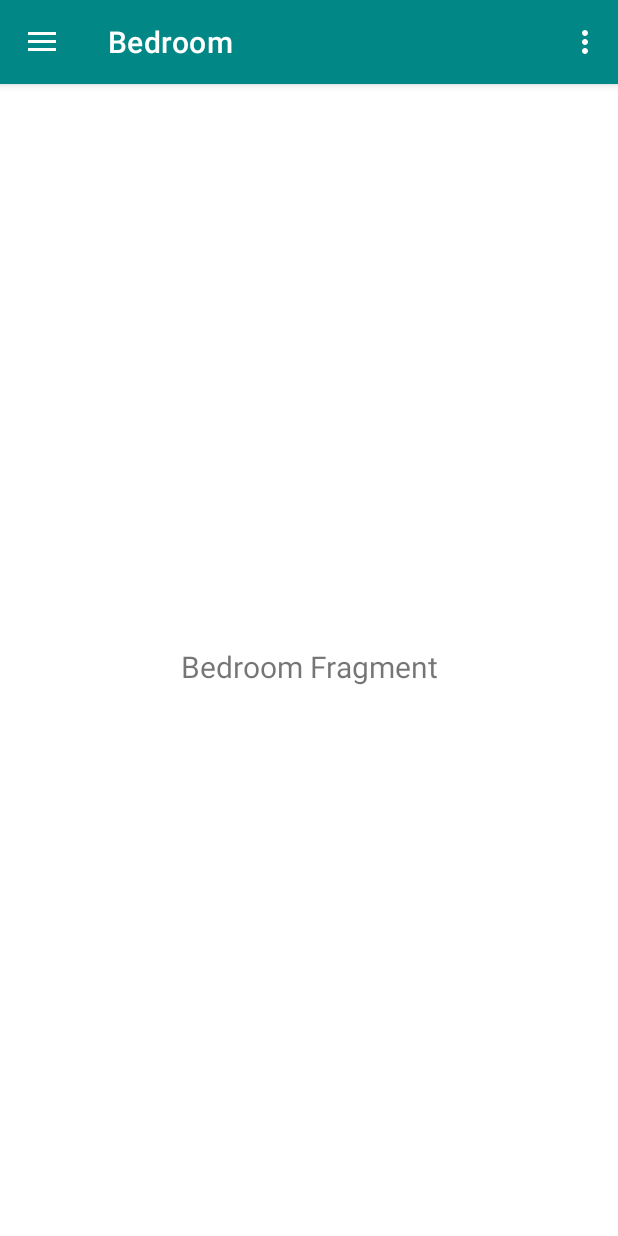
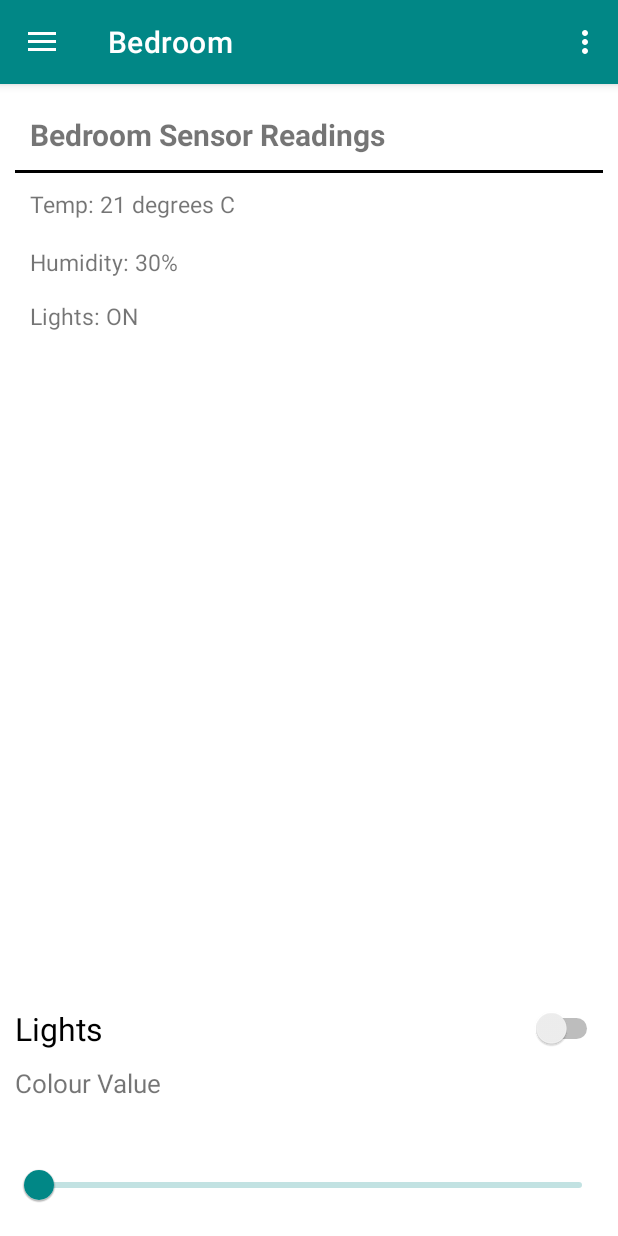
Before and after one commit to naveenKumar5935/smartHomeAutomation, an Android app: the screen it shows after launch (MainActivity), in the side drawer, after a tap on "Bedroom", on a phone screen of 412 x 824 dp. Run offline under Robolectric (Android 15) with nearby library versions, the phone set to English and light mode, and no system bars; our stand-ins replace navigation-ui.

Commit message:
Bedroom fragment layout Added updatable text (dummy values for now) Added switch for light control Added slider for light hue control

```diff
--- a/smartHomeApp/src/main/java/ca/theautomators/it/smarthomeautomation/ui/bedroom/BedroomFragment.java
+++ b/smartHomeApp/src/main/java/ca/theautomators/it/smarthomeautomation/ui/bedroom/BedroomFragment.java
@@ -15,15 +15,21 @@ import android.widget.TextView;
 import androidx.annotation.NonNull;
 import androidx.fragment.app.Fragment;
 
+import org.w3c.dom.Text;
+
 import ca.theautomators.it.smarthomeautomation.R;
 
 public class BedroomFragment extends Fragment {
 
+    private String bedroomData;
 
     public View onCreateView(@NonNull LayoutInflater inflater,
                              ViewGroup container, Bundle savedInstanceState) {
         View root = inflater.inflate(R.layout.fragment_bedroom, container, false);
-        final TextView textView = root.findViewById(R.id.text_home);
+        bedroomData = "Temp: 21 degrees C\nHumidity: 30%\nLights: ON";
+
+        TextView dataText = (TextView) root.findViewById(R.id.bedroom_data);
+        dataText.setText(bedroomData);
         return root;
     }
 }
--- a/smartHomeApp/src/main/res/layout/fragment_bedroom.xml
+++ b/smartHomeApp/src/main/res/layout/fragment_bedroom.xml
@@ -1,23 +1,59 @@
 <?xml version="1.0" encoding="utf-8"?>
-<androidx.constraintlayout.widget.ConstraintLayout xmlns:android="http://schemas.android.com/apk/res/android"
+<RelativeLayout xmlns:android="http://schemas.android.com/apk/res/android"
     xmlns:app="http://schemas.android.com/apk/res-auto"
     xmlns:tools="http://schemas.android.com/tools"
     android:layout_width="match_parent"
     android:layout_height="match_parent"
-    tools:context=".ui.bedroom.BedroomFragment">
+    tools:context=".ui.bedroom.BedroomFragment"
+    android:padding="10dp">
 
     <TextView
-        android:id="@+id/text_home"
+        android:id="@+id/bedroom_data_title"
         android:layout_width="match_parent"
         android:layout_height="wrap_content"
-        android:layout_marginStart="8dp"
-        android:layout_marginTop="8dp"
-        android:layout_marginEnd="8dp"
-        android:textAlignment="center"
+        android:gravity="left"
         android:textSize="20sp"
-        app:layout_constraintBottom_toBottomOf="parent"
-        app:layout_constraintEnd_toEndOf="parent"
-        app:layout_constraintStart_toStartOf="parent"
-        app:layout_constraintTop_toTopOf="parent"
-        android:text="@string/bedroom_fragment"/>
-</androidx.constraintlayout.widget.ConstraintLayout>
+        android:padding="10dp"
+        android:text="@string/bedroom_sensor_readings"
+        android:textStyle="bold"/>
+
+    <View
+        android:id="@+id/horizontal_line"
+        android:layout_width="match_parent"
+        android:layout_height="2dp"
+        android:background="#000000"
+        android:layout_below="@+id/bedroom_data_title"/>
+
+    <TextView
+        android:id="@+id/bedroom_data"
+        android:layout_width="match_parent"
+        android:layout_height="wrap_content"
+        android:layout_below="@+id/horizontal_line"
+        android:gravity="left"
+        android:lineSpacingMultiplier="2"
+        android:padding="10dp"
+        android:textSize="15sp" />
+    <Switch
+        android:id="@+id/light_switch"
+        android:layout_width="match_parent"
+        android:layout_height="wrap_content"
+        android:text="Lights"
+        android:textSize="21sp"
+        android:layout_above="@+id/slider_title"
+        android:layout_marginTop="40dp"/>
+    <TextView
+        android:id="@+id/slider_title"
+        android:layout_width="match_parent"
+        android:layout_height="wrap_content"
+        android:layout_above="@+id/slider"
+        android:text="Colour Value"
+        android:gravity="left"
+        android:textSize="17sp"
+        android:layout_marginTop="10dp"/>
+    <com.google.android.material.slider.Slider
+        android:id="@+id/slider"
+        android:layout_width="match_parent"
+        android:layout_height="wrap_content"
+        app:labelBehavior="withinBounds"
+        android:layout_alignParentBottom="true"/>
+</RelativeLayout>
--- a/smartHomeApp/src/main/res/values/strings.xml
+++ b/smartHomeApp/src/main/res/values/strings.xml
@@ -63,4 +63,5 @@
     <string name="bedroom">Bedroom</string>
     <string name="living_room">Living Room</string>
     <string name="settings">Settings</string>
+    <string name="bedroom_sensor_readings">Bedroom Sensor Readings</string>
 </resources>
```
